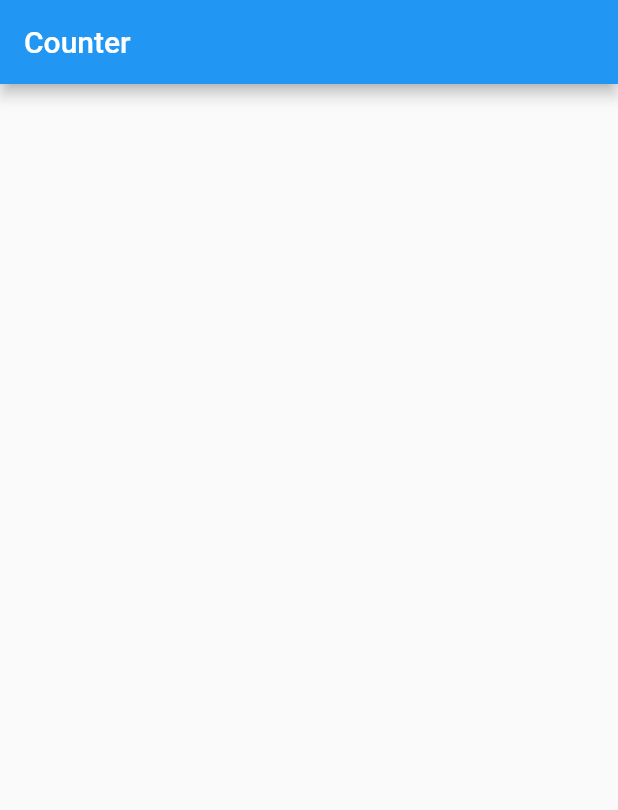
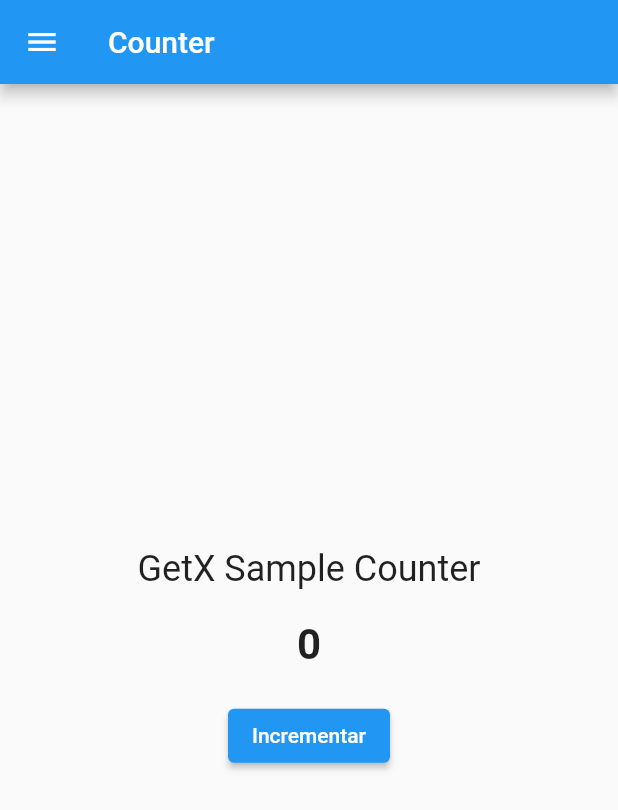
Before and after one commit to romildojpaiter/flutter-dio-challenge, a Flutter app: the screen it shows after launch, on a phone screen of 412 x 824 dp. Shown: the top 810 px of the screen. Run offline on Flutter 3.47's test engine with Material 2 defaults, Android fonts, the phone set to English and light mode, and no system bars; our stand-ins replace animated_text_kit, battery_plus, brasil_fields, connectivity_plus, convert, convex_bottom_bar and 17 more; missing offline and left inert: qr_code_scanner; accounts and stored records are empty; generated files the repository leaves out were written again.

```diff
--- a/modulo07/appgetxsample/lib/home_getx_sample.dart
+++ b/modulo07/appgetxsample/lib/home_getx_sample.dart
@@ -1,4 +1,4 @@
-import 'package:appgetxsample/pages/home_app.dart';
+import 'package:appgetxsample/pages/home_getx_app.dart';
 import 'package:flutter/material.dart';
 import 'package:get/get_navigation/get_navigation.dart';
 
@@ -7,8 +7,9 @@ class HomeGetXSample extends StatelessWidget {
 
   @override
   Widget build(BuildContext context) {
-    return const GetMaterialApp(
-      home: HomeApp(),
+    return GetMaterialApp(
+      debugShowCheckedModeBanner: false,
+      home: HomeGetXApp(),
     );
   }
 }
--- a/modulo07/appgetxsample/lib/pages/home_app.dart
+++ /dev/null
@@ -1,17 +0,0 @@
-import 'package:flutter/material.dart';
-
-class HomeApp extends StatelessWidget {
-  const HomeApp({super.key});
-
-  @override
-  Widget build(BuildContext context) {
-    return SafeArea(
-      child: Scaffold(
-        appBar: AppBar(
-          title: const Text("Counter"),
-        ),
-        body: Container(),
-      ),
-    );
-  }
-}
--- /dev/null
+++ b/modulo07/appgetxsample/lib/pages/home_getx_app.dart
@@ -0,0 +1,55 @@
+import 'package:appgetxsample/components/drawer_component.dart';
+import 'package:flutter/material.dart';
+import 'package:get/get_state_manager/src/rx_flutter/rx_obx_widget.dart';
+
+import '../service/contador_getx_controller.dart';
+
+// ignore: must_be_immutable
+class HomeGetXApp extends StatelessWidget {
+  HomeGetXApp({super.key});
+  var contadorGetXController = ContadorGetXController();
+
+  @override
+  Widget build(BuildContext context) {
+    return SafeArea(
+      child: Scaffold(
+        appBar: AppBar(
+          title: const Text("Counter"),
+        ),
+        drawer: DrawerComponent(),
+        body: Center(
+          child: Column(
+            mainAxisAlignment: MainAxisAlignment.center,
+            children: [
+              Text(
+                "GetX Sample Counter",
+                style: TextStyle(fontSize: 24.0),
+              ),
+              SizedBox(
+                height: 20,
+              ),
+              Obx(() {
+                return Text(
+                  "${contadorGetXController.contador}",
+                  style: TextStyle(fontSize: 28.0, fontWeight: FontWeight.bold),
+                );
+              }),
+              SizedBox(
+                height: 20,
+              ),
+              ElevatedButton(
+                onLongPress: () {
+                  contadorGetXController.zerar();
+                },
+                onPressed: () {
+                  contadorGetXController.incrementar();
+                },
+                child: Text("Incrementar"),
+              )
+            ],
+          ),
+        ),
+      ),
+    );
+  }
+}
--- /dev/null
+++ b/modulo07/appgetxsample/lib/service/contador_getx_controller.dart
@@ -0,0 +1,9 @@
+import 'package:get/get.dart';
+
+class ContadorGetXController extends GetxController {
+  var contador = 0.obs;
+
+  incrementar() => contador++;
+
+  zerar() => contador.value = 0;
+}
--- a/modulo07/appgetxsample/pubspec.yaml
+++ b/modulo07/appgetxsample/pubspec.yaml
@@ -36,6 +36,7 @@ dependencies:
   # Use with the CupertinoIcons class for iOS style icons.
   cupertino_icons: ^1.0.2
   get: ^4.6.5
+  font_awesome_flutter: ^10.4.0
 
 dev_dependencies:
   flutter_test:
```
Also changed, not shown: modulo07/appgetxsample/lib/components/drawer_component.dart (added, +46 -0 lines), modulo07/appgetxsample/lib/model/tarefas_model.dart (added, +14 -0 lines), modulo07/appgetxsample/lib/pages/tarefas_getx_page.dart (added, +120 -0 lines), 1 other file.
